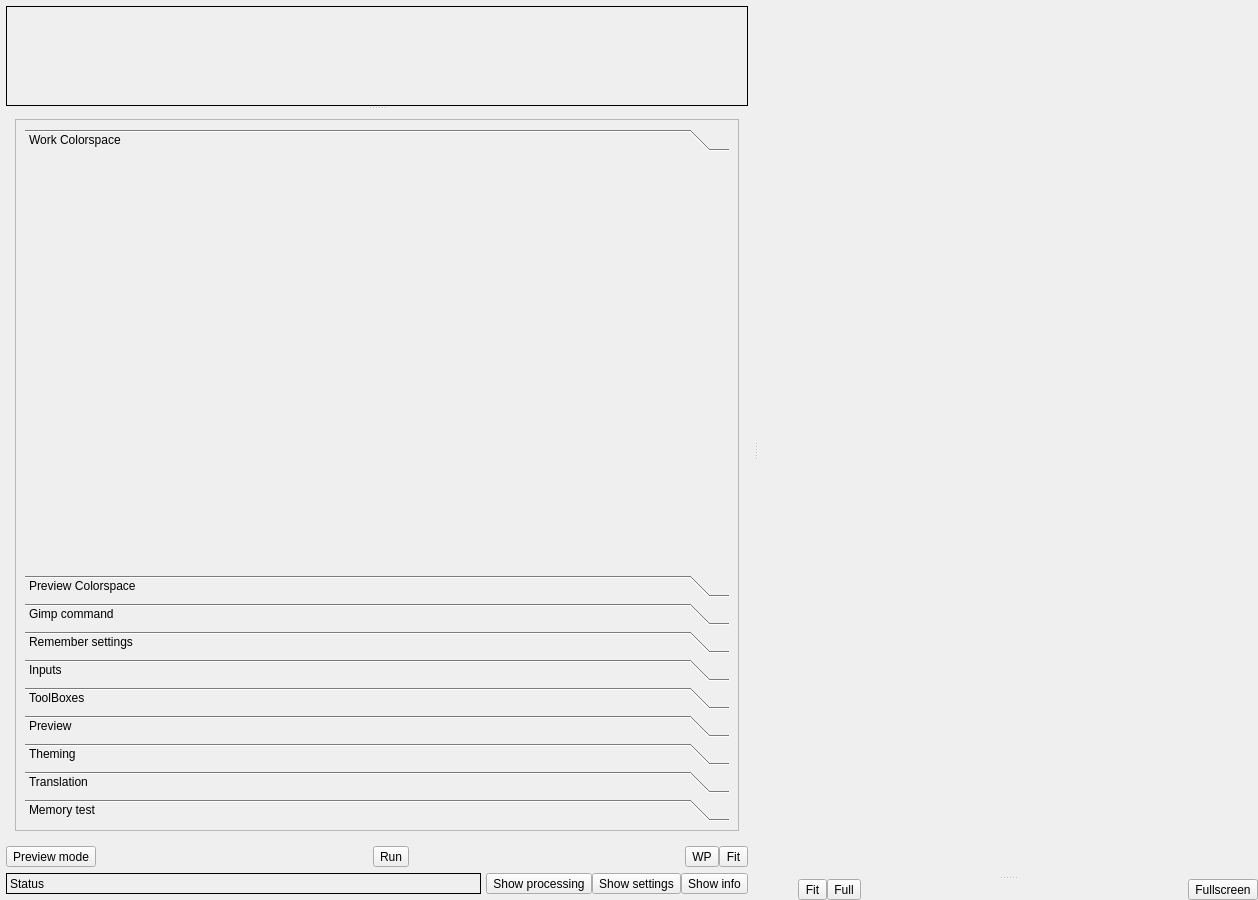
Before: the Qt Designer form Sources/ptMainWindow.ui in dzz007/photivo, drawn with Qt 5.
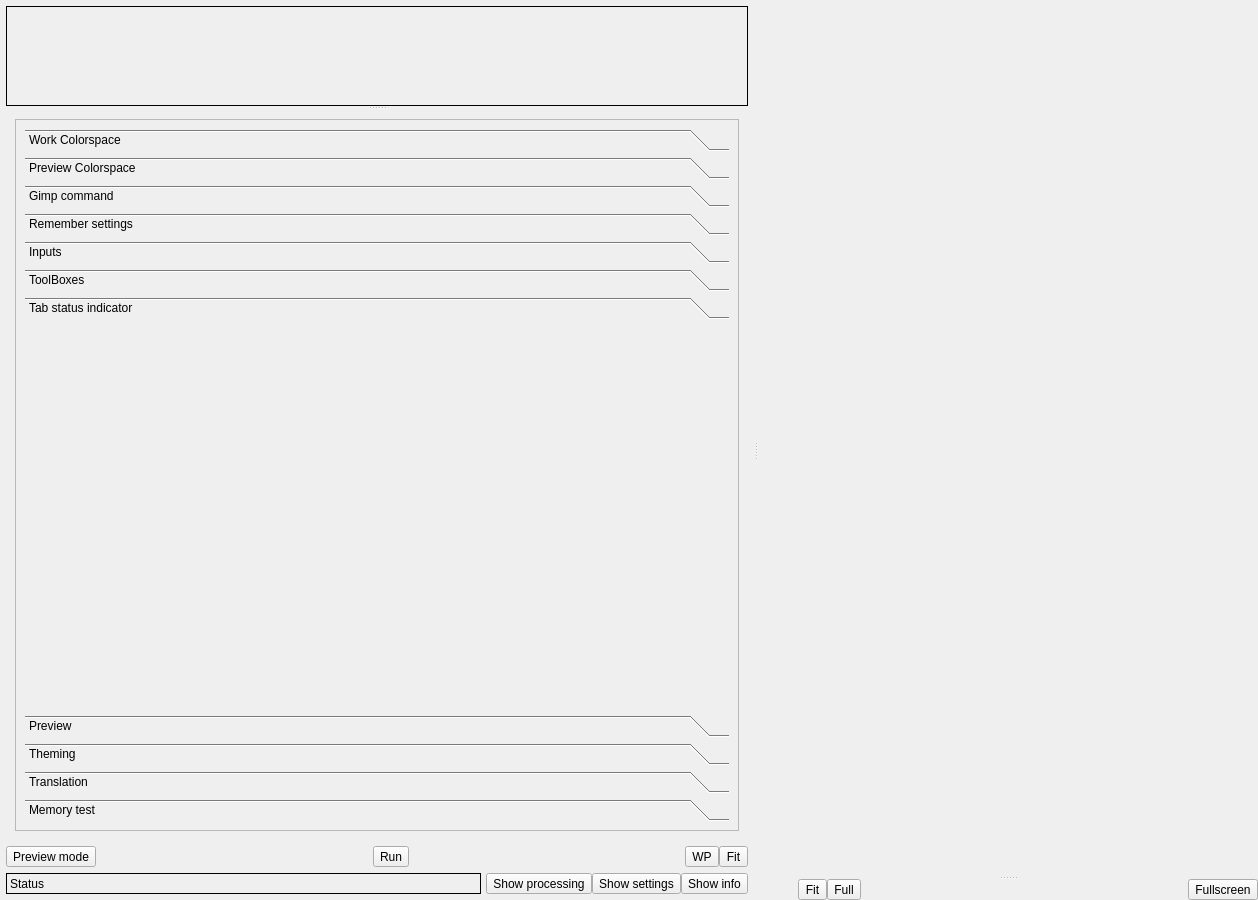
After: the same form once the commit is applied. The open tabs and pages were chosen to show the change. Icons and pictures are not drawn.

Commit message: Status LED on tabs are now optional

```diff
--- a/Sources/ptMainWindow.ui
+++ b/Sources/ptMainWindow.ui
@@ -8731,8 +8731,8 @@
                  <rect>
                   <x>0</x>
                   <y>0</y>
-                  <width>98</width>
-                  <height>401</height>
+                  <width>775</width>
+                  <height>704</height>
                  </rect>
                 </property>
                 <layout class="QVBoxLayout" name="verticalLayout_143">
@@ -8748,7 +8748,7 @@
                     <enum>QFrame::NoFrame</enum>
                    </property>
                    <property name="currentIndex">
-                    <number>0</number>
+                    <number>6</number>
                    </property>
                    <property name="tabSpacing">
                     <number>6</number>
@@ -8758,8 +8758,8 @@
                      <rect>
                       <x>0</x>
                       <y>0</y>
-                      <width>98</width>
-                      <height>52</height>
+                      <width>757</width>
+                      <height>376</height>
                      </rect>
                     </property>
                     <attribute name="label">
@@ -9093,6 +9093,35 @@
                      </item>
                     </layout>
                    </widget>
+                   <widget class="QWidget" name="TabTabStatusIndicator">
+                    <attribute name="label">
+                     <string>Tab status indicator</string>
+                    </attribute>
+                    <layout class="QVBoxLayout" name="verticalLayout_216">
+                     <item>
+                      <widget class="QWidget" name="widget_129" native="true">
+                       <layout class="QVBoxLayout" name="verticalLayout_215">
+                        <item>
+                         <widget class="QWidget" name="TabStatusIndicatorWidget" native="true"/>
+                        </item>
+                       </layout>
+                      </widget>
+                     </item>
+                     <item>
+                      <spacer name="verticalSpacer_112">
+                       <property name="orientation">
+                        <enum>Qt::Vertical</enum>
+                       </property>
+                       <property name="sizeHint" stdset="0">
+                        <size>
+                         <width>20</width>
+                         <height>290</height>
+                        </size>
+                       </property>
+                      </spacer>
+                     </item>
+                    </layout>
+                   </widget>
                    <widget class="QWidget" name="TabPreviewControl">
                     <property name="geometry">
                      <rect>
```
Left out of the diff: 8 changed lines with no effect on the pictures. The commit also changes 4 other files.
